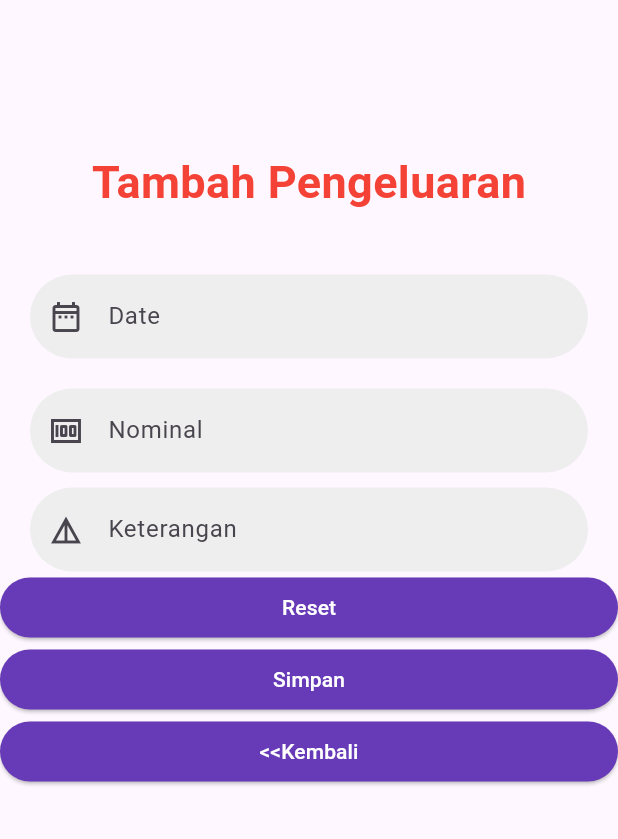
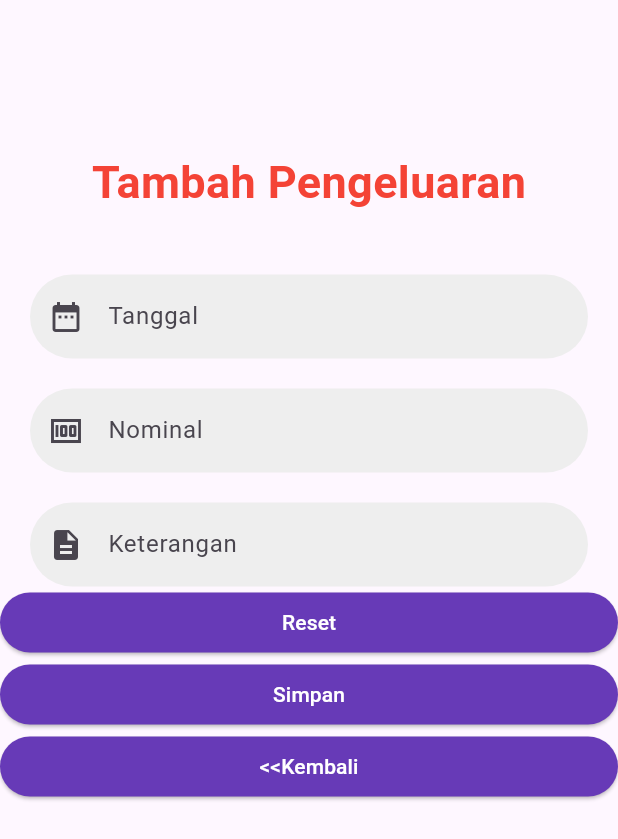
Before and after one commit to MAFADA/financial_management_app, a Flutter app: the AddOutcomePage screen opened directly, on a phone screen of 412 x 824 dp. Shown: the top 839 px of the screen. Run offline on Flutter 3.47's test engine with Material 2 defaults, Android fonts, the phone set to English and light mode, and no system bars; our stand-ins replace getwidget, sqflite; accounts and stored records are empty.

Commit message:
Input pengeluaran dan pemasukan

```diff
--- /dev/null
+++ b/lib/components/getTextFormField.dart
@@ -0,0 +1,47 @@
+// ignore: file_names
+import 'package:flutter/material.dart';
+
+// ignore: must_be_immutable, camel_case_types
+class getTextFormField extends StatelessWidget {
+  final TextEditingController ctr;
+  final String hintName;
+  final IconData icon;
+  bool isObscureText;
+  TextInputType inputType;
+
+  getTextFormField(
+      {required this.ctr,
+      required this.hintName,
+      required this.icon,
+      this.inputType = TextInputType.text,
+      this.isObscureText = false});
+
+  @override
+  Widget build(BuildContext context) {
+    return Container(
+      padding: const EdgeInsets.symmetric(horizontal: 20.0),
+      margin: const EdgeInsets.only(top: 20.0),
+      child: TextFormField(
+        controller: ctr,
+        obscureText: isObscureText,
+        keyboardType: inputType,
+        validator: (val) => val!.isEmpty ? 'Please Enter $hintName' : null,
+        decoration: InputDecoration(
+          enabledBorder: const OutlineInputBorder(
+            borderRadius: BorderRadius.all(Radius.circular(30.0)),
+            borderSide: BorderSide(color: Colors.transparent),
+          ),
+          focusedBorder: const OutlineInputBorder(
+            borderRadius: BorderRadius.all(Radius.circular(30.0)),
+            borderSide: BorderSide(color: Colors.deepPurple),
+          ),
+          prefixIcon: Icon(icon),
+          hintText: hintName,
+          labelText: hintName,
+          fillColor: Colors.grey[200],
+          filled: true,
+        ),
+      ),
+    );
+  }
+}
--- /dev/null
+++ b/lib/models/Keuangan.dart
@@ -0,0 +1,32 @@
+// ignore: file_names
+class Keuangan {
+  // ignore: unused_field
+  int? _id;
+  late String _tanggal;
+  late String _tipe;
+  late int _nominal;
+  late String _keterangan;
+
+  Keuangan(this._tanggal, this._tipe, this._nominal, this._keterangan);
+
+  Keuangan.fromMap(dynamic obj) {
+    _tanggal = obj['tanggal'];
+    _tipe = obj['tipe'];
+    _nominal = obj['nominal'];
+    _keterangan = obj['keterangan'];
+  }
+
+  String get tanggal => _tanggal;
+  int get nominal => _nominal;
+  String get keterangan => _keterangan;
+  String get tipe => _tipe;
+
+  Map<String, dynamic> toMap() {
+    var map = <String, dynamic>{};
+    map["tanggal"] = _tanggal;
+    map["tipe"] = _tipe;
+    map["nominal"] = _nominal;
+    map["keterangan"] = _keterangan;
+    return map;
+  }
+}
--- /dev/null
+++ b/lib/models/Pemasukan.dart
@@ -0,0 +1,28 @@
+// ignore: file_names
+class Pemasukan {
+  // ignore: unused_field
+  int? _id;
+  late String _tanggal;
+  late int _nominal;
+  late String _keterangan;
+
+  Pemasukan(this._tanggal, this._nominal, this._keterangan);
+
+  Pemasukan.fromMap(dynamic obj) {
+    _tanggal = obj['tanggal'];
+    _nominal = obj['nominal'];
+    _keterangan = obj['keterangan'];
+  }
+
+  String get tanggal => _tanggal;
+  int get nominal => _nominal;
+  String get keterangan => _keterangan;
+
+   Map<String, dynamic> toMap() {
+    var map = <String, dynamic>{};
+    map["tanggal"] = _tanggal;
+    map["nominal"] = _nominal;
+    map["keterangan"] = _keterangan;
+    return map;
+  }
+}
--- /dev/null
+++ b/lib/models/Pengeluaran.dart
@@ -0,0 +1,28 @@
+// ignore: file_names
+class Pengeluaran {
+  // ignore: unused_field
+  int? _id;
+  late String _tanggal;
+  late int _nominal;
+  late String _keterangan;
+
+  Pengeluaran(this._tanggal, this._nominal, this._keterangan);
+
+  Pengeluaran.fromMap(dynamic obj) {
+    _tanggal = obj['tanggal'];
+    _nominal = obj['nominal'];
+    _keterangan = obj['keterangan'];
+  }
+
+  String get tanggal => _tanggal;
+  int get nominal => _nominal;
+  String get keterangan => _keterangan;
+
+  Map<String, dynamic> toMap() {
+    var map = <String, dynamic>{};
+    map["tanggal"] = _tanggal;
+    map["nominal"] = _nominal;
+    map["keterangan"] = _keterangan;
+    return map;
+  }
+}
--- a/lib/screens/add_outcome_view.dart
+++ b/lib/screens/add_outcome_view.dart
@@ -1,3 +1,6 @@
+import 'package:financial_management_app/components/getTextFormField.dart';
+import 'package:financial_management_app/data/database_helper.dart';
+import 'package:financial_management_app/models/Keuangan.dart';
 import 'package:financial_management_app/screens/home_view.dart';
 import 'package:financial_management_app/screens/login_view.dart';
 import 'package:flutter/material.dart';
@@ -12,10 +15,32 @@ class AddOutcomePage extends StatefulWidget {
 }
 
 class _AddOutcomePageState extends State<AddOutcomePage> {
+  final dbHelper = DatabaseHelper.instance;
+  final _formKey = GlobalKey<FormState>();
+  final GlobalKey<ScaffoldState> _scaffoldKey = GlobalKey<ScaffoldState>();
+
+  TextEditingController tanggalController = TextEditingController();
+  TextEditingController pengeluaranController = TextEditingController();
+  TextEditingController keteranganController = TextEditingController();
+
+  void _showMessageInScaffold(String message) {
+    ScaffoldMessenger.of(context).showSnackBar(SnackBar(
+      content: Text(message),
+    ));
+  }
+
+  @override
+  void initState() {
+    super.initState();
+  }
+
   @override
   Widget build(BuildContext context) {
     return Scaffold(
-      body: SingleChildScrollView(
+      key: _scaffoldKey,
+      body: Form(
+        key: _formKey,
+        child: SingleChildScrollView(
           // padding: const EdgeInsets.only(top: 100, left: 30, right: 30),
           scrollDirection: Axis.vertical,
           child: Container(
@@ -36,72 +61,28 @@ class _AddOutcomePageState extends State<AddOutcomePage> {
                 const SizedBox(
                   height: 20.0,
                 ),
-              Container(
-                padding: const EdgeInsets.symmetric(horizontal: 20.0),
-                margin: const EdgeInsets.only(top: 20.0),
-                child: TextFormField(
-                  keyboardType: TextInputType.datetime,
-                  decoration: InputDecoration(
-                    enabledBorder: const OutlineInputBorder(
-                      borderRadius: BorderRadius.all(Radius.circular(30.0)),
-                      borderSide: BorderSide(color: Colors.transparent),
-                    ),
-                    focusedBorder: const OutlineInputBorder(
-                      borderRadius: BorderRadius.all(Radius.circular(30.0)),
-                      borderSide: BorderSide(color: Colors.deepPurple),
-                    ),
-                    prefixIcon: const Icon(Icons.date_range_outlined),
-                    hintText: 'Date',
-                    fillColor: Colors.grey[200],
-                    filled: true,
-                  ),
-                ),
-              ),
-              Container(
-                padding: const EdgeInsets.symmetric(horizontal: 20.0),
-                margin: const EdgeInsets.only(top: 20.0),
-                child: TextFormField(
-                  keyboardType: TextInputType.number,
-                  decoration: InputDecoration(
-                    enabledBorder: const OutlineInputBorder(
-                      borderRadius: BorderRadius.all(Radius.circular(30.0)),
-                      borderSide: BorderSide(color: Colors.transparent),
-                    ),
-                    focusedBorder: const OutlineInputBorder(
-                      borderRadius: BorderRadius.all(Radius.circular(30.0)),
-                      borderSide: BorderSide(color: Colors.deepPurple),
-                    ),
-                    prefixIcon: const Icon(Icons.money),
-                    hintText: 'Nominal',
-                    fillColor: Colors.grey[200],
-                    filled: true,
-                  ),
-                ),
-              ),
-              Container(
-                padding: const EdgeInsets.symmetric(horizontal: 20.0),
-                margin: const EdgeInsets.only(top: 10.0),
-                child: TextFormField(
-                  decoration: InputDecoration(
-                    enabledBorder: const OutlineInputBorder(
-                      borderRadius: BorderRadius.all(Radius.circular(30.0)),
-                      borderSide: BorderSide(color: Colors.transparent),
-                    ),
-                    focusedBorder: const OutlineInputBorder(
-                      borderRadius: BorderRadius.all(Radius.circular(30.0)),
-                      borderSide: BorderSide(color: Colors.deepPurple),
-                    ),
-                    prefixIcon: const Icon(Icons.details_outlined),
-                    hintText: 'Keterangan',
-                    fillColor: Colors.grey[200],
-                    filled: true,
-                  ),
-                ),
-              ),
+                getTextFormField(
+                    ctr: tanggalController,
+                    inputType: TextInputType.datetime,
+                    hintName: 'Tanggal',
+                    icon: Icons.date_range),
+                getTextFormField(
+                    ctr: pengeluaranController,
+                    inputType: TextInputType.number,
+                    hintName: 'Nominal',
+                    icon: Icons.money),
+                getTextFormField(
+                    ctr: keteranganController,
+                    hintName: 'Keterangan',
+                    icon: Icons.description),
                 Container(
                   width: double.infinity,
                   child: ElevatedButton(
-                  onPressed: () {},
+                    onPressed: () {
+                      tanggalController.text = '';
+                      pengeluaranController.text = '';
+                      keteranganController.text = '';
+                    },
                     style: ElevatedButton.styleFrom(
                         backgroundColor: Colors.deepPurple),
                     child: const Text(
@@ -113,7 +94,7 @@ class _AddOutcomePageState extends State<AddOutcomePage> {
                 Container(
                   width: double.infinity,
                   child: ElevatedButton(
-                  onPressed: () {},
+                    onPressed: _insertDataKeuangan,
                     style: ElevatedButton.styleFrom(
                         backgroundColor: Colors.deepPurple),
                     child: const Text(
@@ -126,8 +107,8 @@ class _AddOutcomePageState extends State<AddOutcomePage> {
                   width: double.infinity,
                   child: ElevatedButton(
                     onPressed: () {
-                    Navigator.push(
-                        context, MaterialPageRoute(builder: (_) => HomePage()));
+                      Navigator.push(context,
+                          MaterialPageRoute(builder: (_) => HomePage()));
                     },
                     style: ElevatedButton.styleFrom(
                         backgroundColor: Colors.deepPurple),
@@ -141,6 +122,42 @@ class _AddOutcomePageState extends State<AddOutcomePage> {
             ),
           ),
         ),
+      ),
     );
   }
+
+  _insertDataKeuangan() async {
+    String tanggal = tanggalController.text;
+    String tipe = 'Pengeluaran';
+    int nominal = int.parse(pengeluaranController.text);
+    String keterangan = keteranganController.text;
+
+    if (_formKey.currentState!.validate()) {
+      // ignore: unnecessary_null_comparison
+      if (tanggal.isEmpty) {
+        _showMessageInScaffold('Please enter tanggal');
+      } else if (nominal == 0) {
+        _showMessageInScaffold('Please enter nominal Pengeluaran');
+      } else {
+        _formKey.currentState!.save();
+
+        Map<String, dynamic> row = {
+          DatabaseHelper.columnTanggal: tanggal,
+          DatabaseHelper.columnTipe: tipe,
+          DatabaseHelper.columnNominal: nominal,
+          DatabaseHelper.columnKeterangan: keterangan,
+        };
+
+        Keuangan keuangan = Keuangan.fromMap(row);
+        await dbHelper.saveDataKeuangan(keuangan).then((pemasukan) {
+          _showMessageInScaffold('Successfully Saved');
+          Navigator.push(
+              context, MaterialPageRoute(builder: (_) => HomePage()));
+        }).catchError((error) {
+          _showMessageInScaffold('Error insert pengeluaran fail');
+          print(error);
+        });
       }
+    }
+  }
+}
```
Also changed, not shown: lib/data/database_helper.dart (+48 -3 lines), lib/screens/add_income_view.dart (+85 -67 lines), lib/screens/home_view.dart (+6 -3 lines), lib/screens/login_view.dart (+65 -44 lines), lib/screens/signup_view.dart (+48 -55 lines). Lines whose indentation alone changed are shown as unchanged.
